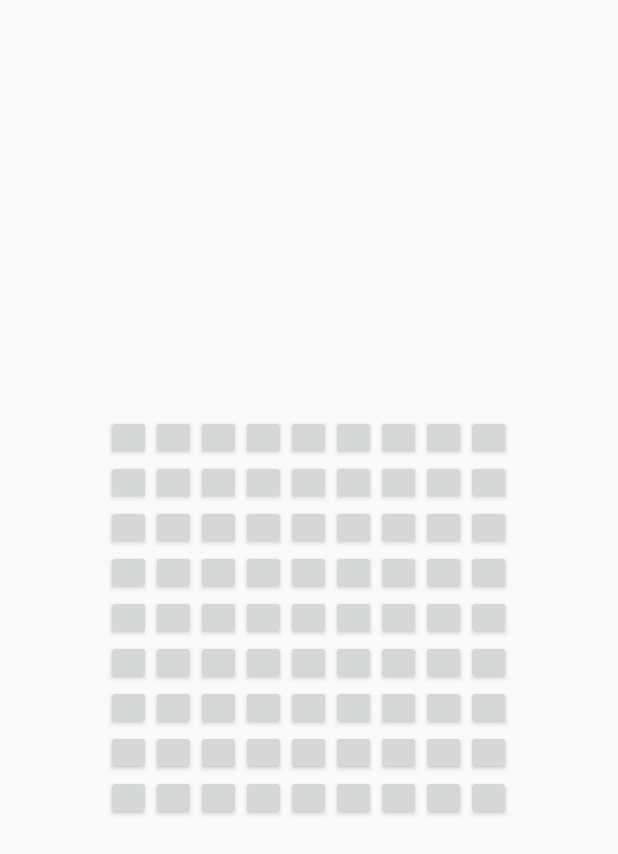
After one commit to oziris-one/Sudoku, an Android app: the TestActivity screen opened directly, with no data from a screen before it, on a phone screen of 412 x 824 dp. The commit adds this screen. Shown: the top 854 px of the screen. Run offline under Robolectric (Android 15) with nearby library versions, the phone set to English and light mode, and no system bars.

Commit message:
added test Activity with grid

```diff
--- a/app/src/main/AndroidManifest.xml
+++ b/app/src/main/AndroidManifest.xml
@@ -7,6 +7,18 @@
         android:icon="@drawable/ic_launcher"
         android:label="@string/app_name"
         android:theme="@style/AppTheme" >
+
+        <activity
+            android:name=".TestActivity"
+            android:label="@string/title_activity_test" >
+            <intent-filter>
+                <action android:name="android.intent.action.MAIN" />
+
+                <category android:name="android.intent.category.LAUNCHER" />
+            </intent-filter>
+        </activity>
+
+
         <activity
             android:name=".MainActivity"
             android:label="@string/app_name" >
@@ -16,6 +28,7 @@
                 <category android:name="android.intent.category.LAUNCHER" />
             </intent-filter>
         </activity>
+
     </application>
 
 </manifest>
--- /dev/null
+++ b/app/src/main/java/valeri/com/sudoku/TestActivity.java
@@ -0,0 +1,44 @@
+package valeri.com.sudoku;
+
+import android.app.Activity;
+import android.os.Bundle;
+import android.widget.Button;
+import android.widget.GridLayout;
+
+
+public class TestActivity extends Activity {
+
+    @Override
+    protected void onCreate(Bundle savedInstanceState) {
+        super.onCreate(savedInstanceState);
+        setContentView(R.layout.activity_test);
+        createAndPlaceCells();
+
+
+    }
+
+    private void createAndPlaceCells() {
+        GridLayout grid = (GridLayout) findViewById(R.id.grid);
+
+        for(int i=0;i<9;i++){
+
+            for (int j=0;j<9;j++){
+
+                GridLayout.LayoutParams params = new GridLayout.LayoutParams();
+                params.width=45;
+                params.height=45;
+                params.setMargins(0,0,0,0);
+
+
+                Button text = new Button(this);
+                text.setPadding(0,0,0,0);
+                text.setLayoutParams(params);
+                grid.addView(text);
+            }
+
+
+        }
+    }
+
+
+}
--- /dev/null
+++ b/app/src/main/res/layout/activity_test.xml
@@ -0,0 +1,18 @@
+<RelativeLayout xmlns:android="http://schemas.android.com/apk/res/android"
+                xmlns:tools="http://schemas.android.com/tools"
+                android:layout_width="match_parent"
+                android:layout_height="match_parent"
+                tools:context="valeri.com.sudoku.TestActivity">
+
+<GridLayout
+    android:layout_width="wrap_content"
+    android:layout_height="wrap_content"
+    android:rowCount="9"
+    android:columnCount="9"
+    android:id="@+id/grid"
+    android:layout_centerInParent="true"
+    >
+
+    </GridLayout>
+
+</RelativeLayout>
--- a/app/src/main/res/values/strings.xml
+++ b/app/src/main/res/values/strings.xml
@@ -4,5 +4,6 @@
     <string name="app_name">Sudoku</string>
     <string name="hello_world">Hello world!</string>
     <string name="action_settings">Settings</string>
+    <string name="title_activity_test">TestActivity</string>
 
 </resources>
```
Also changed, not shown: 1 other file.
